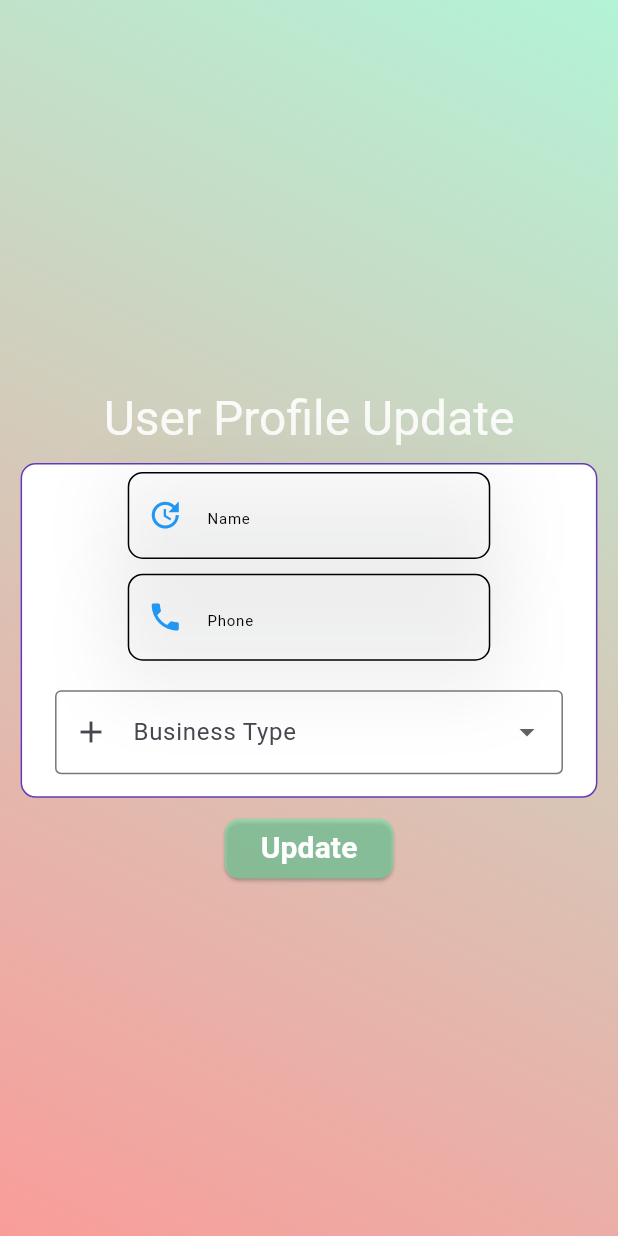
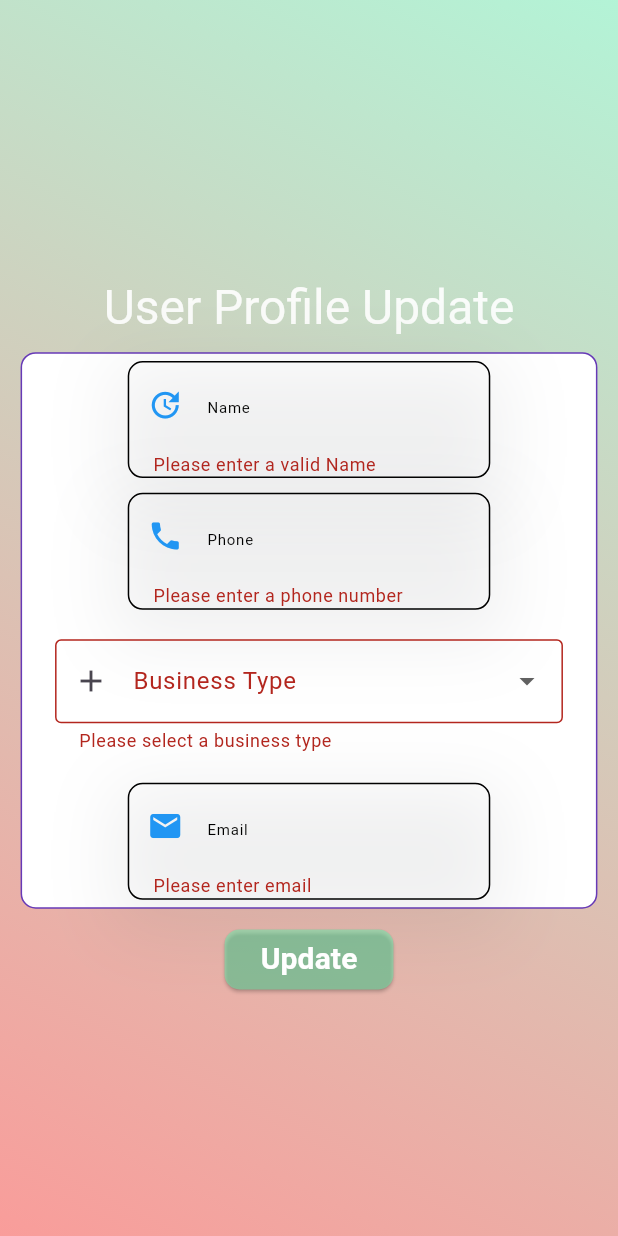
Before and after one commit to AAShayon/Buisness-Manager, a Flutter app: the UserProfileUpdateForm widget shown alone on an empty page, opened directly, after a tap on "Update", on a phone screen of 412 x 824 dp. Run offline on Flutter 3.47's test engine with Material 3 defaults, Android fonts, the light colour scheme and no system bars; our stand-ins replace connectivity, dio, flutter_otp_text_field, flutter_screenutil, iconsax and 1 more; missing offline and left inert: dart:ffi; accounts and stored records are empty.

Commit message:
Update --- user_profile_update_form.dart

```diff
--- a/lib/modules/admin/view/widget/user_profile_update_form.dart
+++ b/lib/modules/admin/view/widget/user_profile_update_form.dart
@@ -1,3 +1,5 @@
+import 'package:buisness_manager/modules/admin/model/core/request_model/user_profile_update_request_model.dart';
+import 'package:buisness_manager/modules/admin/viewModel/user_profile_view_model.dart';
 import 'package:buisness_manager/modules/auth/viewModel/auth_view_model.dart';
 import 'package:buisness_manager/view/landing_screen.dart';
 import 'package:buisness_manager/view/widget/custom_circular_button.dart';
@@ -16,57 +18,67 @@ class UserProfileUpdateForm extends StatefulWidget {
 }
 
 class _UserProfileUpdateFormState extends State<UserProfileUpdateForm> {
-  final _formKey2 = GlobalKey<FormState>();
-  final TextEditingController nameController=TextEditingController();
-  final TextEditingController phoneNumberController=TextEditingController();
+  final _userProfileUpdateForm = GlobalKey<FormState>();
+  final TextEditingController nameController = TextEditingController();
+  final TextEditingController phoneNumberController = TextEditingController();
+  final TextEditingController emailController = TextEditingController();
   String? selectedBusinessType;
   final RegExp phoneRegex = RegExp(r'^\+?(88)?0[1-9]\d{8,9}$');
+
   @override
-  void dispose(){
+  void dispose() {
     nameController.dispose();
     phoneNumberController.dispose();
+    emailController.dispose();
     super.dispose();
   }
+
   @override
   Widget build(BuildContext context) {
-    final authViewModel=Provider.of<AuthViewModel>(context);
-    return CustomContainer(child:Column(
+    final userProfileViewModel = Provider.of<UserProfileViewModel>(context);
+    return CustomContainer(
+      child: Column(
         crossAxisAlignment: CrossAxisAlignment.center,
         mainAxisAlignment: MainAxisAlignment.center,
         children: [
-        SizedBox(height: 25.h,),
-        HeadlineLargeText(text: 'User Profile Update', color: Colors.white),
+          SizedBox(height: 25.h),
+          const HeadlineLargeText(text: 'User Profile Update', color: Colors.white),
           Padding(
-          padding:  EdgeInsets.symmetric(vertical: 10.h,horizontal: 10.w),
+            padding: EdgeInsets.symmetric(vertical: 10.h, horizontal: 10.w),
             child: Container(
               width: 350.w,
               decoration: BoxDecoration(
                 color: Colors.white,
                 border: Border.all(color: Colors.deepPurple),
-              borderRadius: BorderRadius.circular(10),),
+                borderRadius: BorderRadius.circular(10),
+              ),
+              child: Form(
+                key: _userProfileUpdateForm,
                 child: Column(
                   children: [
                     Padding(
-                  padding:  EdgeInsets.symmetric(horizontal: 5.h,vertical: 5.h),
+                      padding: EdgeInsets.symmetric(horizontal: 5.h, vertical: 5.h),
                       child: CustomTextFormField(
                         controller: nameController,
                         hintText: 'Name',
                         prefixIcon: Icons.update,
-                    readOnly: false, validator: (value){
+                        readOnly: false,
+                        validator: (value) {
                           if (value == null || value.isEmpty) {
-                          return 'Please enter Valid  Name';
+                            return 'Please enter a valid Name';
                           }
                           return null;
-                      }),
+                        },
+                      ),
                     ),
                     Padding(
-                  padding:  EdgeInsets.symmetric(horizontal: 5.h,vertical: 5.h),
+                      padding: EdgeInsets.symmetric(horizontal: 5.h, vertical: 5.h),
                       child: CustomTextFormField(
                         controller: phoneNumberController,
                         hintText: 'Phone',
                         prefixIcon: Icons.phone,
                         readOnly: false,
-                      validator: (value){
+                        validator: (value) {
                           if (value == null || value.isEmpty) {
                             return 'Please enter a phone number';
                           }
@@ -74,13 +86,11 @@ class _UserProfileUpdateFormState extends State<UserProfileUpdateForm> {
                             return 'Please enter a valid phone number';
                           }
                           return null;
-                  }
-
+                        },
                       ),
                     ),
-
                     Padding(
-                  padding:  EdgeInsets.symmetric(vertical: 15.h,horizontal: 20.w),
+                      padding: EdgeInsets.symmetric(vertical: 15.h, horizontal: 20.w),
                       child: DropdownButtonFormField<String>(
                         decoration: const InputDecoration(
                           labelText: 'Business Type',
@@ -127,20 +137,60 @@ class _UserProfileUpdateFormState extends State<UserProfileUpdateForm> {
                         },
                       ),
                     ),
-
+                    Padding(
+                      padding: EdgeInsets.symmetric(horizontal: 5.h, vertical: 5.h),
+                      child: CustomTextFormField(
+                        controller: emailController,
+                        hintText: 'Email',
+                        prefixIcon: Icons.email,
+                        readOnly: false,
+                        validator: (value) {
+                          if (value == null || value.isEmpty) {
+                            return 'Please enter email';
+                          }
+                          return null;
+                        },
+                      ),
+                    ),
                   ],
                 ),
               ),
             ),
+          ),
           Padding(
-          padding:  EdgeInsets.symmetric(horizontal: 10.w),
-          child: CustomCircularButton(text: 'Update', onPressed: (){
-            if(_formKey2.currentState!.validate()){
-              Navigator.push(context, MaterialPageRoute(builder: (context)=> LandingScreen(logInResponseModel: authViewModel.logInResponseModel!,)));
+            padding: EdgeInsets.symmetric(horizontal: 10.w),
+            child: userProfileViewModel.isLoadingState
+                ? const CircularProgressIndicator(
+              color: Colors.amber,
+            )
+                : CustomCircularButton(
+              text: 'Update',
+              onPressed: () {
+                if (_userProfileUpdateForm.currentState!.validate()) {
+                  final userProfileUpdateRequestModel = UserProfileUpdateRequestModel(
+                    name: nameController.text,
+                    phone: phoneNumberController.text,
+                    email: emailController.text,
+                    businessTypeId: selectedBusinessType!,
+                  );
+                  userProfileViewModel.userProfileUpdateRequest(userProfileUpdateRequestModel).then((isUpdate) {
+                    if (isUpdate) {
+                      Navigator.push(context, MaterialPageRoute(builder: (context) => const LandingScreen()));
+                    } else {
+                      ScaffoldMessenger.of(context).showSnackBar(
+                        const SnackBar(
+                          content: Text('Phone number or email is needed to update'),
+                          duration: Duration(seconds: 3),
+                        ),
+                      );
                     }
-          }),
+                  });
+                }
+              },
+            ),
           ),
         ],
-    ), );
+      ),
+    );
   }
 }
```
Lines whose indentation alone changed are shown as unchanged.
